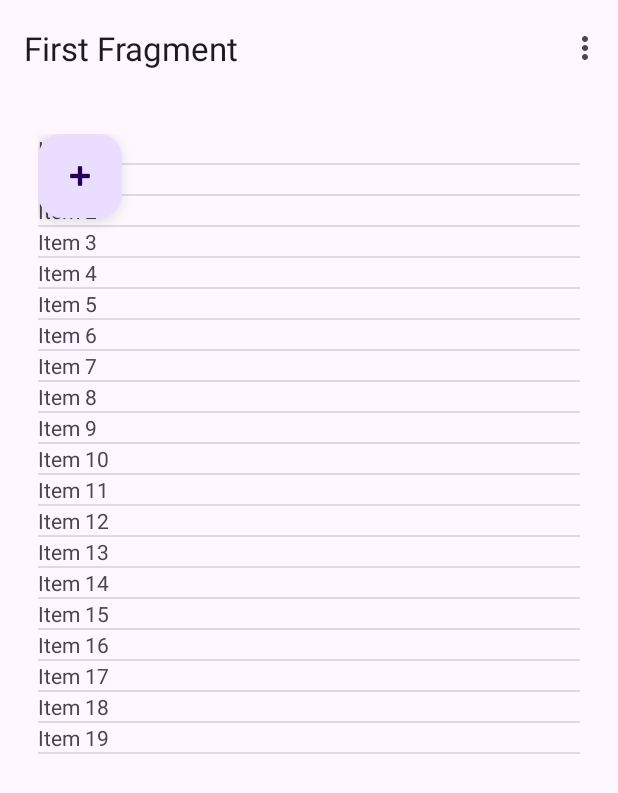
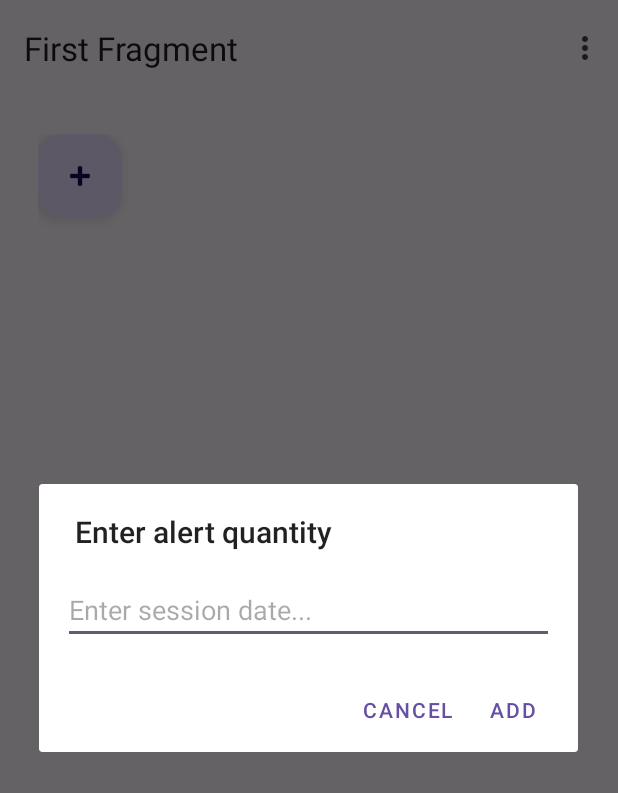
Before and after one commit to espencer127/TherapyNotesTracker, an Android app: the screen it shows after launch (MainActivity), after a tap on an icon or button, on a phone screen of 412 x 824 dp. Shown: the top 793 px of the screen. Run offline under Robolectric (Android 15) with nearby library versions, the phone set to English and light mode, and no system bars; our stand-ins replace navigation-ui.

Commit message:
removing auto-add behavior

```diff
--- a/app/src/main/java/com/spencer/therapynotestracker/FirstFragment.java
+++ b/app/src/main/java/com/spencer/therapynotestracker/FirstFragment.java
@@ -1,11 +1,14 @@
 package com.spencer.therapynotestracker;
 
+import android.app.AlertDialog;
+import android.content.DialogInterface;
 import android.os.Build;
 import android.os.Bundle;
 import android.provider.ContactsContract;
 import android.view.LayoutInflater;
 import android.view.View;
 import android.view.ViewGroup;
+import android.widget.EditText;
 import android.widget.ListView;
 import android.widget.Toast;
 
@@ -47,25 +50,16 @@ public class FirstFragment extends Fragment implements View.OnClickListener {
         View contentView = inflater.inflate(R.layout.fragment_first, container, false);
         ListView listView = contentView.findViewById(R.id.listview);
 
-        addItems(container, listView);
+        homeViewModel = new ViewModelProvider(requireActivity()).get(HomeViewModel.class);
+        homeViewModel.setBins(list);
+
+        this.listAdapter = new NoteAdapter(homeViewModel.getBins().getValue(), container.getContext());
+        listView.setAdapter(listAdapter);
 
         enterButton = contentView.findViewById(R.id.fab);
         enterButton.setOnClickListener(this);
 
         return contentView;
-    }
-
-    public void addItems(ViewGroup container, ListView listView) {
-        // sample data
-        for (int i=0;i<10;i++) {
-            list.add("Item " + i);
-        }
-
-        homeViewModel = new ViewModelProvider(requireActivity()).get(HomeViewModel.class);
-        homeViewModel.setBins(list);
-
-        this.listAdapter = new NoteAdapter(homeViewModel.getBins().getValue(), container.getContext());
-        listView.setAdapter(listAdapter);
     }
 
     public void onViewCreated(@NonNull View view, Bundle savedInstanceState) {
@@ -74,7 +68,8 @@ public class FirstFragment extends Fragment implements View.OnClickListener {
         // Observe the LiveData. The onChanged() method is called when the data changes.
         homeViewModel.getBins().observe(getViewLifecycleOwner(), bins -> {
             if (Build.VERSION.SDK_INT >= Build.VERSION_CODES.TIRAMISU) {
-                ((MainActivity) getActivity()).sendBinAlertNotification(bins);
+                if (homeViewModel.getBins().getValue().size() > 0)
+                    ((MainActivity) getActivity()).sendBinAlertNotification(bins);
             }
 
             listAdapter.notifyDataSetChanged();
@@ -91,13 +86,10 @@ public class FirstFragment extends Fragment implements View.OnClickListener {
     @Override
     public void onClick(View v) {
         if (v.getId() == R.id.fab) {
-            // Code to execute when button_one is clicked
             List<String> newList = new ArrayList<>();
-//            firstFragment.addList("Item gazillion");
 
-            for (int i=10;i<20;i++) {
-                newList.add("Item " + i);
-            }
+            //prompt for item
+            promptForString();
 
             homeViewModel.addItems(newList);
 
@@ -106,4 +98,31 @@ public class FirstFragment extends Fragment implements View.OnClickListener {
         }
     }
 
+    private void promptForString() {
+        AlertDialog.Builder builder = new AlertDialog.Builder(this.getContext());
+        builder.setTitle("Enter alert quantity");
+
+        LayoutInflater inflater = this.getLayoutInflater();
+        View dialogueView = inflater.inflate(R.layout.alert_session_prompt, null);
+        builder.setView(dialogueView);
+
+        final EditText alertPromptText = dialogueView.findViewById(R.id.alertSessionPrompt);
+
+        builder.setPositiveButton("Add", new DialogInterface.OnClickListener() {
+            @Override
+            public void onClick(DialogInterface dialog, int which) {
+                homeViewModel.addItem(alertPromptText.getText().toString());
+            }
+        });
+
+        builder.setNegativeButton("Cancel", new DialogInterface.OnClickListener() {
+            @Override
+            public void onClick(DialogInterface dialog, int which) {
+                dialog.cancel();
+            }
+        });
+
+        builder.show();
+    }
+
 }
--- a/app/src/main/java/com/spencer/therapynotestracker/MainActivity.java
+++ b/app/src/main/java/com/spencer/therapynotestracker/MainActivity.java
@@ -116,7 +116,6 @@ public class MainActivity extends AppCompatActivity {
             } else {
                 requestPermission(Manifest.permission.POST_NOTIFICATIONS, REQUEST_POST_NOTIFICATION_STATE_PERMISSION);
             }
-            //return;
         } else {
             Toast.makeText(MainActivity.this, "Permission (already) Granted!", Toast.LENGTH_SHORT).show();
         }
--- /dev/null
+++ b/app/src/main/res/layout/alert_session_prompt.xml
@@ -0,0 +1,16 @@
+<?xml version="1.0" encoding="utf-8"?>
+<LinearLayout xmlns:android="http://schemas.android.com/apk/res/android"
+    android:layout_width="match_parent"
+    android:layout_height="wrap_content"
+    android:orientation="vertical"
+    android:padding="16dp">
+
+    <EditText
+        android:id="@+id/alertSessionPrompt"
+        android:layout_width="match_parent"
+        android:layout_height="wrap_content"
+        android:hint="Enter session date..."
+        android:inputType="text"
+        android:contentDescription="Session Date"/>
+
+</LinearLayout>
```
